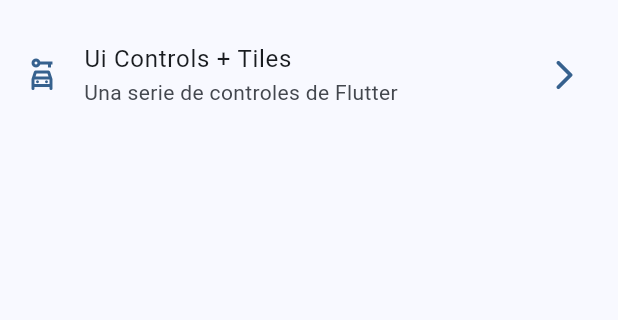
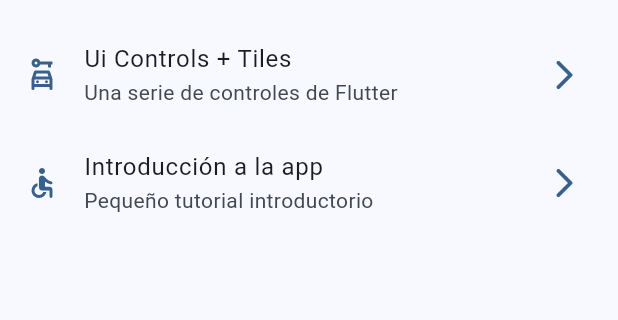
Before and after one commit to leitoon/widgets_app, a Flutter app: the screen it shows after launch, on a phone screen of 412 x 824 dp, the part 603-923 px from its top. Run offline on Flutter 3.47's test engine with Material 3 defaults, Android fonts, the phone set to English and light mode, and no system bars; our stand-ins replace go_router.

```diff
--- a/lib/config/menu/menu_items.dart
+++ b/lib/config/menu/menu_items.dart
@@ -41,5 +41,10 @@ class MenuItem {
     tittle: 'Ui Controls + Tiles',
     subTittle: 'Una serie de controles de Flutter',
     link: '/ui-controls',
-    icon: Icons.car_rental_outlined)
+    icon: Icons.car_rental_outlined),
+    MenuItem(
+    tittle: 'Introducción a la app',
+    subTittle: 'Pequeño tutorial introductorio',
+    link: '/AppTutorialScreen',
+    icon: Icons.accessible_rounded)
 ];
--- a/lib/config/router/app_router.dart
+++ b/lib/config/router/app_router.dart
@@ -54,5 +54,12 @@ final appRouter = GoRouter(
             return  UiScreen();
           },
         ),
+        GoRoute(
+          name: AppTutorialScreen.name,
+          path: '/AppTutorialScreen',
+          builder: (context,state) {
+            return  AppTutorialScreen();
+          },
+        ),
       ],
   );
--- a/lib/presentation/screen/screens.dart
+++ b/lib/presentation/screen/screens.dart
@@ -1,3 +1,5 @@
+export 'package:widgets_app/presentation/screen/app_tutorial/app_tutorial_screen.dart';
+
 export 'package:widgets_app/presentation/screen/ui_control/ui_control_screen.dart';
 export 'package:widgets_app/presentation/screen/snackbar/snackbar_screen.dart';
 export 'package:widgets_app/presentation/screen/infinite_scroll/infinite_scroll_screen.dart';
```
Also changed, not shown: assets/Images/1.png (added), assets/Images/2.png (added), assets/Images/3.png (added), assets/Images/jar-loading.gif (added).
